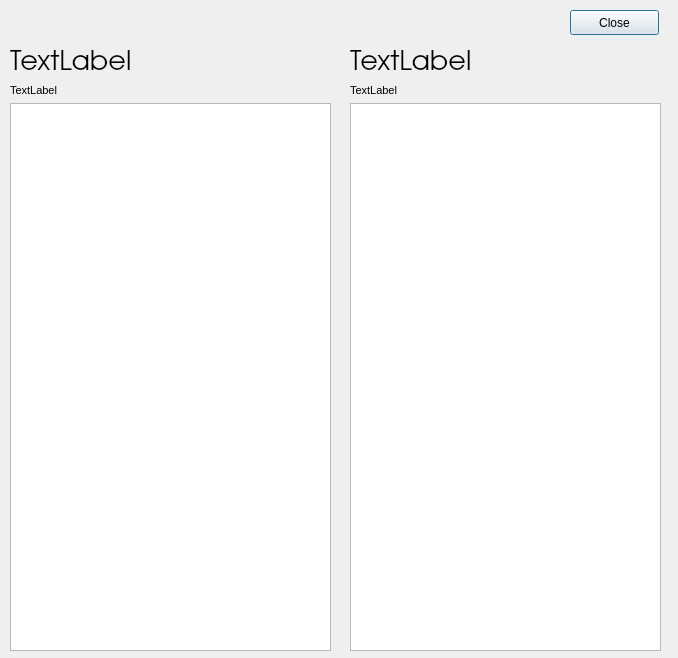
Qt form qt/plagiarism/differencewindow.ui (hamza95525/plagiarismDetection) before a commit.
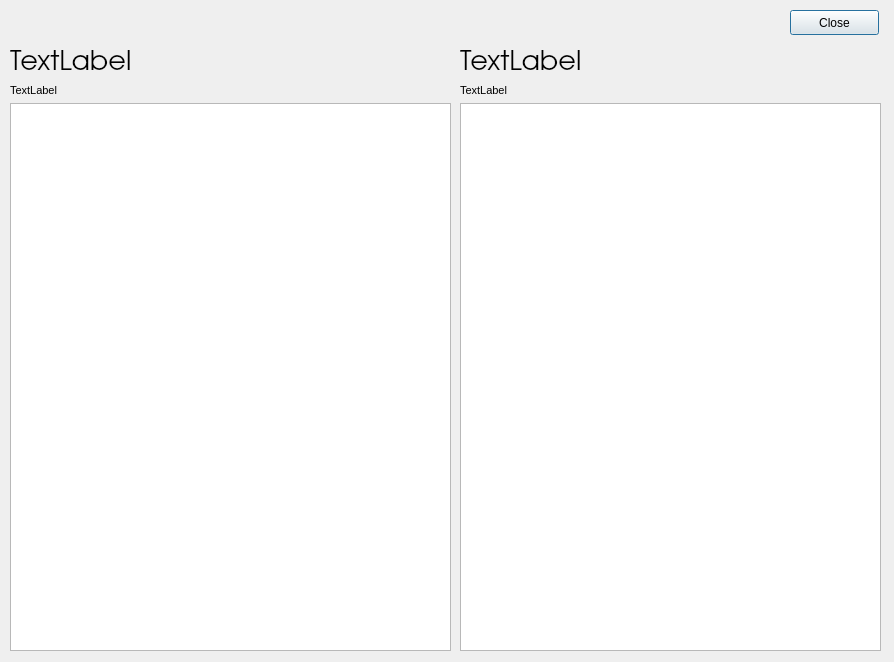
The same form after that commit.

Commit message: Little change in [Difference Window]

What changed in the file:
```diff
--- a/qt/plagiarism/differencewindow.ui
+++ b/qt/plagiarism/differencewindow.ui
@@ -6,8 +6,8 @@
    <rect>
     <x>0</x>
     <y>0</y>
-    <width>678</width>
-    <height>658</height>
+    <width>894</width>
+    <height>662</height>
    </rect>
   </property>
   <property name="windowTitle">
@@ -18,7 +18,7 @@
     <rect>
      <x>10</x>
      <y>50</y>
-     <width>321</width>
+     <width>441</width>
      <height>601</height>
     </rect>
    </property>
@@ -56,9 +56,9 @@
   <widget class="QWidget" name="verticalLayoutWidget_2">
    <property name="geometry">
     <rect>
-     <x>350</x>
+     <x>460</x>
      <y>50</y>
-     <width>311</width>
+     <width>421</width>
      <height>601</height>
     </rect>
    </property>
@@ -96,7 +96,7 @@
   <widget class="QPushButton" name="pushButton">
    <property name="geometry">
     <rect>
-     <x>570</x>
+     <x>790</x>
      <y>10</y>
      <width>89</width>
      <height>25</height>
```
